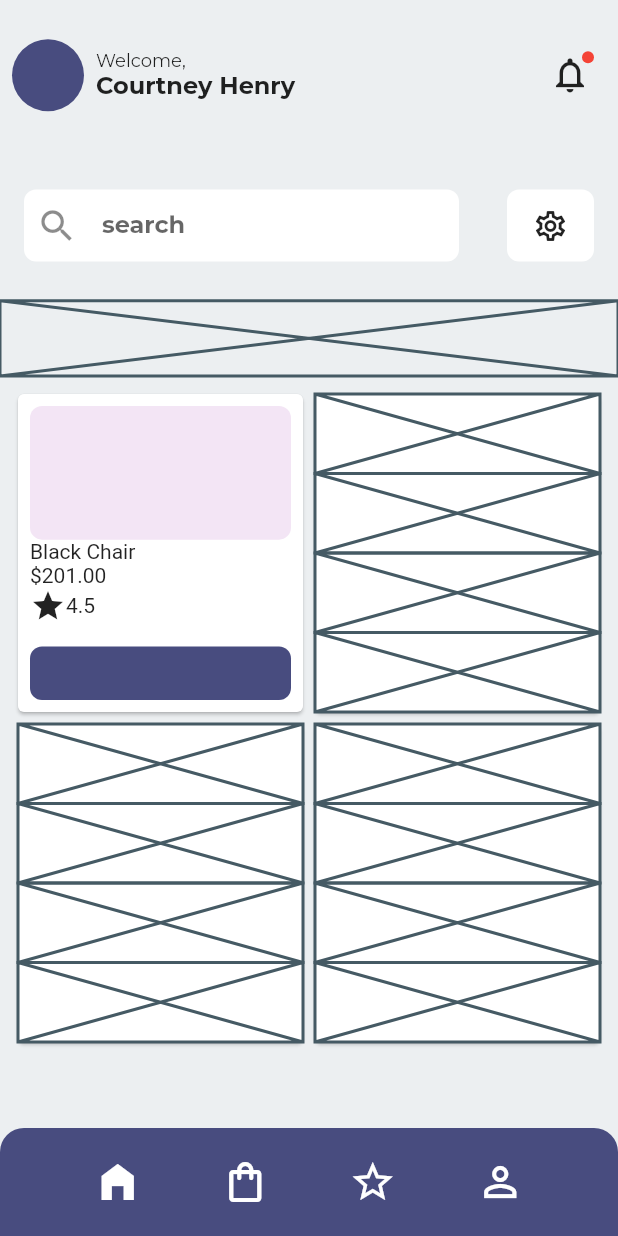
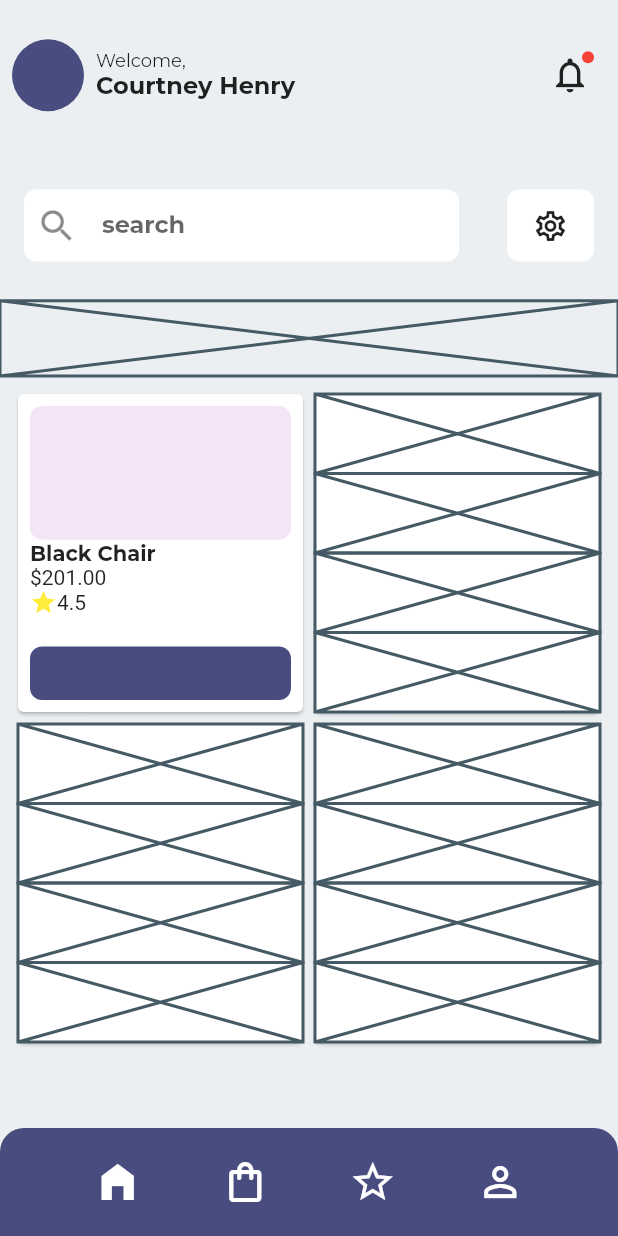
Before and after one commit to JAICHANGPARK/flutter_notebook_11th_story, a Flutter app: the screen it shows after launch, on a phone screen of 412 x 824 dp. Run offline on Flutter 3.47's test engine with Material 2 defaults, Android fonts, the phone set to English and light mode, and no system bars; our stand-ins replace backdrop, badges, flutter_inner_drawer, flutter_slidable, flutter_swiper, google_fonts.

Commit message:
Update furniture_home_page.dart

```diff
--- a/lib/ep735_furniture_app/ui/furniture_home_page.dart
+++ b/lib/ep735_furniture_app/ui/furniture_home_page.dart
@@ -153,11 +153,14 @@ class _FurnitureHomePageState extends State<FurnitureHomePage> {
                                       child: Column(
                                         crossAxisAlignment: CrossAxisAlignment.start,
                                         children: [
-                                          Text("Black Chair"),
+                                          Text("Black Chair", style: GoogleFonts.montserrat(
+                                            fontWeight: FontWeight.bold,
+
+                                          ),),
                                           Text("\$201.00"),
                                           Row(
                                             children: [
-                                              Icon(Icons.star),
+                                              Icon(Icons.star, size: 18, color: Colors.yellow,),
                                               Text("4.5"),
                                             ],
                                           )
```
